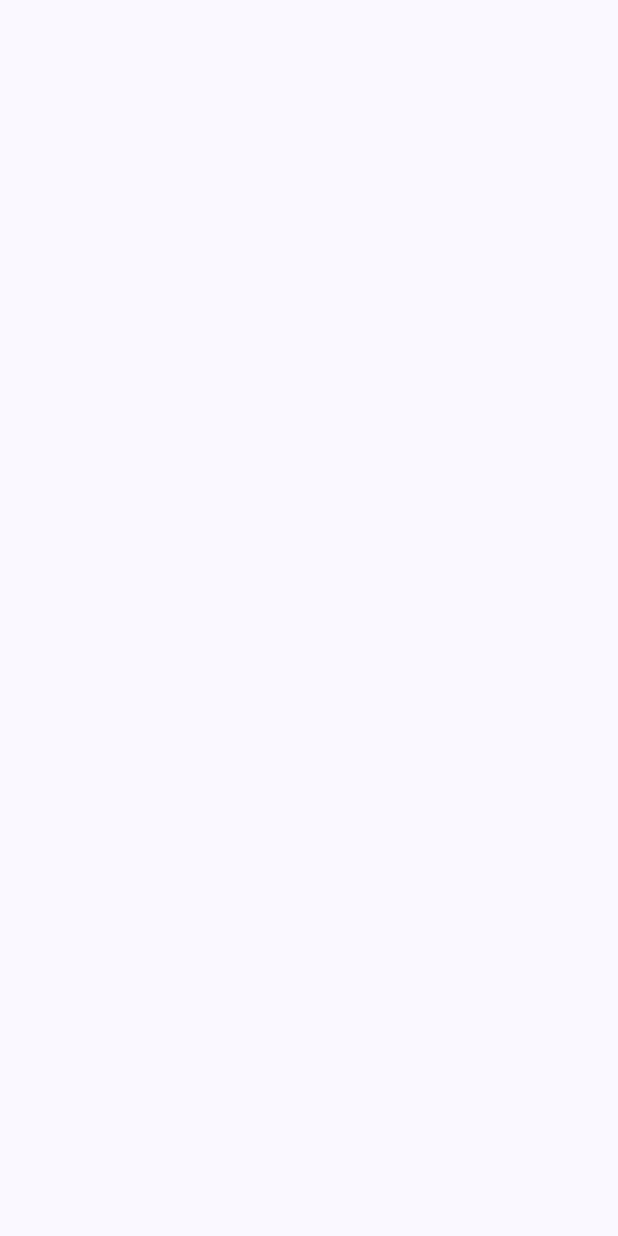
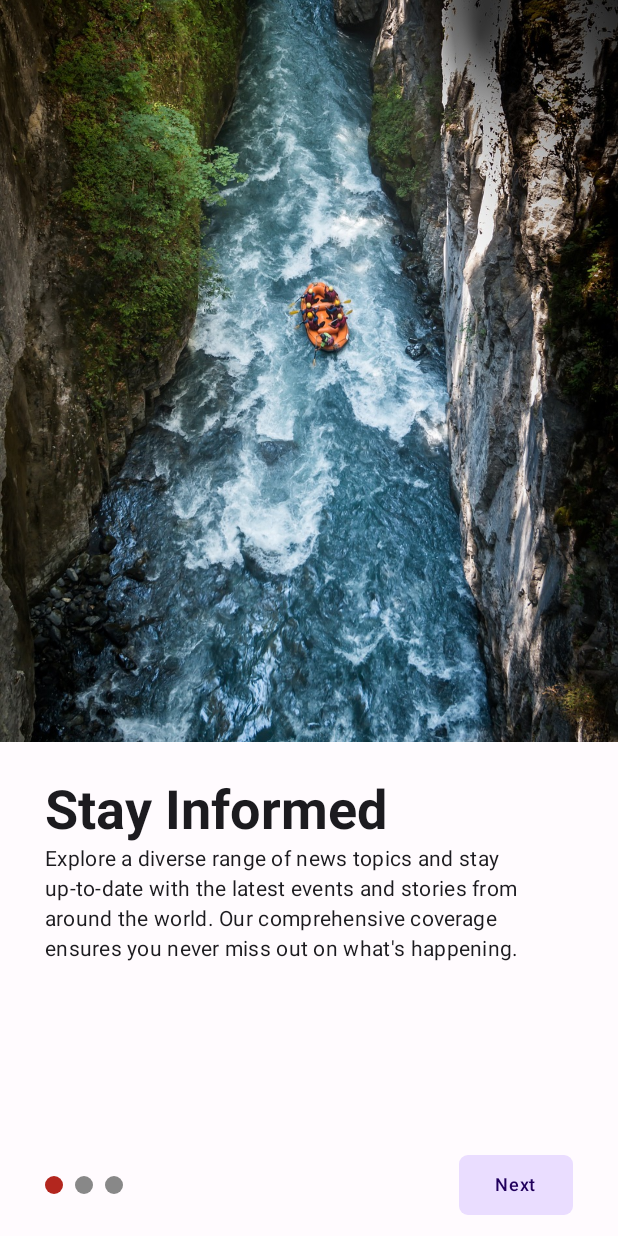
Before and after one commit to kshvkantg/PractiseNewsApp, an Android app built with Jetpack Compose: the screen it shows after launch (MainActivity), on a phone screen of 412 x 824 dp. Before the commit the screen is empty. Run offline under Robolectric (Android 15) with nearby library versions, the phone set to English and light mode, and no system bars.

Commit message:
onboarding Screen Implementation

```diff
--- a/app/src/main/java/com/secondbrain/practisenewsapp/MainActivity.kt
+++ b/app/src/main/java/com/secondbrain/practisenewsapp/MainActivity.kt
@@ -3,6 +3,8 @@ package com.secondbrain.practisenewsapp
 import android.os.Bundle
 import androidx.activity.ComponentActivity
 import androidx.activity.compose.setContent
+import androidx.compose.foundation.background
+import androidx.compose.foundation.layout.Box
 import androidx.compose.foundation.layout.fillMaxSize
 import androidx.compose.material3.MaterialTheme
 import androidx.compose.material3.Surface
@@ -11,20 +13,24 @@ import androidx.compose.runtime.Composable
 import androidx.compose.ui.Modifier
 import androidx.compose.ui.tooling.preview.Preview
 import androidx.core.splashscreen.SplashScreen.Companion.installSplashScreen
+import com.secondbrain.practisenewsapp.presentation.onboarding.OnBoardingScreen
 import com.secondbrain.practisenewsapp.ui.theme.PractiseNewsAppTheme
 
 class MainActivity : ComponentActivity() {
     override fun onCreate(savedInstanceState: Bundle?) {
         super.onCreate(savedInstanceState)
+
         installSplashScreen()
+        //calling splash screen before setting the main activity content
+
         setContent {
             PractiseNewsAppTheme {
                 // A surface container using the 'background' color from the theme
-                Surface(
-                    modifier = Modifier.fillMaxSize(),
-                    color = MaterialTheme.colorScheme.background
-                ) {
-
+                Box(modifier = Modifier
+                    .fillMaxSize()
+                    .background(color = MaterialTheme.colorScheme.background)
+                ){
+                    OnBoardingScreen()
                 }
             }
         }
--- /dev/null
+++ b/app/src/main/java/com/secondbrain/practisenewsapp/presentation/Dimens.kt
@@ -0,0 +1,11 @@
+package com.secondbrain.practisenewsapp.presentation
+
+import androidx.compose.ui.unit.dp
+
+object Dimens {
+    val mediumPadding1 = 24.dp
+    val mediumPadding2 = 30.dp
+    val indicatorBoxSize = 12.dp
+
+    val roundedShapeDimen = 6.dp
+}
--- /dev/null
+++ b/app/src/main/java/com/secondbrain/practisenewsapp/presentation/components/FillButton.kt
@@ -0,0 +1,36 @@
+package com.secondbrain.practisenewsapp.presentation.components
+
+import android.opengl.Visibility
+import android.view.View
+import androidx.compose.foundation.shape.RoundedCornerShape
+import androidx.compose.material3.Button
+import androidx.compose.material3.ButtonDefaults
+import androidx.compose.material3.MaterialTheme
+import androidx.compose.material3.Text
+import androidx.compose.runtime.Composable
+import androidx.compose.ui.text.font.FontWeight
+import com.secondbrain.practisenewsapp.presentation.Dimens
+
+@Composable
+fun FillButton(
+    text: String,
+    isPrimary: Boolean,
+    onClick: () -> Unit,
+) {
+    Button(
+        onClick = onClick,
+        colors = ButtonDefaults.buttonColors(
+            containerColor = if (isPrimary) {
+                MaterialTheme.colorScheme.primaryContainer
+            } else {
+                MaterialTheme.colorScheme.background
+            },
+            contentColor = MaterialTheme.colorScheme.onPrimaryContainer
+        ), shape = RoundedCornerShape(size = Dimens.roundedShapeDimen)
+    ) {
+        Text(
+            text = text,
+            style = MaterialTheme.typography.labelMedium.copy(fontWeight = FontWeight.SemiBold),
+        )
+    }
+}
--- /dev/null
+++ b/app/src/main/java/com/secondbrain/practisenewsapp/presentation/components/PageIndicator.kt
@@ -0,0 +1,32 @@
+package com.secondbrain.practisenewsapp.presentation.components
+
+import androidx.compose.foundation.background
+import androidx.compose.foundation.layout.Arrangement
+import androidx.compose.foundation.layout.Box
+import androidx.compose.foundation.layout.Row
+import androidx.compose.foundation.layout.size
+import androidx.compose.foundation.shape.CircleShape
+import androidx.compose.material3.MaterialTheme
+import androidx.compose.runtime.Composable
+import androidx.compose.ui.Modifier
+import androidx.compose.ui.draw.clip
+import androidx.compose.ui.graphics.Color
+import com.secondbrain.practisenewsapp.presentation.Dimens
+
+@Composable
+fun PageIndicator(
+    modifier: Modifier,
+    pageSize: Int,
+    selectedPage: Int,
+    selectedColor: Color = MaterialTheme.colorScheme.error,
+    unselectedColor: Color = Color.Gray
+) {
+    Row(modifier = modifier, horizontalArrangement = Arrangement.SpaceBetween) {
+        repeat(pageSize) { page ->
+            Box(
+                modifier = Modifier.size(Dimens.indicatorBoxSize).clip(CircleShape)
+                    .background(color = if (page == selectedPage) { selectedColor } else { unselectedColor })
+            )
+        }
+    }
+}
--- /dev/null
+++ b/app/src/main/java/com/secondbrain/practisenewsapp/presentation/onboarding/OnBoardingScreen.kt
@@ -0,0 +1,123 @@
+package com.secondbrain.practisenewsapp.presentation.onboarding
+
+import androidx.compose.foundation.ExperimentalFoundationApi
+import androidx.compose.foundation.layout.Arrangement
+import androidx.compose.foundation.layout.Column
+import androidx.compose.foundation.layout.Row
+import androidx.compose.foundation.layout.Spacer
+import androidx.compose.foundation.layout.fillMaxSize
+import androidx.compose.foundation.layout.fillMaxWidth
+import androidx.compose.foundation.layout.navigationBarsPadding
+import androidx.compose.foundation.layout.padding
+import androidx.compose.foundation.layout.width
+import androidx.compose.foundation.pager.HorizontalPager
+import androidx.compose.foundation.pager.PagerState
+import androidx.compose.foundation.pager.rememberPagerState
+import androidx.compose.runtime.Composable
+import androidx.compose.runtime.State
+import androidx.compose.runtime.derivedStateOf
+import androidx.compose.runtime.remember
+import androidx.compose.runtime.rememberCoroutineScope
+import androidx.compose.ui.Alignment
+import androidx.compose.ui.Modifier
+import androidx.compose.ui.res.stringResource
+import androidx.compose.ui.unit.dp
+import com.secondbrain.practisenewsapp.R
+import com.secondbrain.practisenewsapp.presentation.Dimens
+import com.secondbrain.practisenewsapp.presentation.components.FillButton
+import com.secondbrain.practisenewsapp.presentation.components.PageIndicator
+import com.secondbrain.practisenewsapp.presentation.onboarding.components.OnboardingPageView
+import kotlinx.coroutines.launch
+
+@OptIn(ExperimentalFoundationApi::class)
+@Composable
+fun OnBoardingScreen() {
+    Column(modifier = Modifier.fillMaxSize()) {
+        val pagerState = rememberPagerState(initialPage = 0)
+
+        val buttonState = remember {
+            derivedStateOf {
+                when (pagerState.currentPage) {
+                    0 -> listOf(R.string.empty_string, R.string.next)
+                    1 -> listOf(R.string.back, R.string.next)
+                    2 -> listOf(R.string.back, R.string.get_started)
+                    else -> listOf()
+                }
+            }
+        }
+
+        // Upper part of the screen is view Pager that load versions of Onboarding page
+        //horizontally lower part after spaces is kind of a navigation bar
+
+        HorizontalPager(pageCount = onboardingPages.size, state = pagerState) {
+            OnboardingPageView(modifier = Modifier, page = onboardingPages[it])
+        }
+
+        Spacer(modifier = Modifier.weight(1f))
+
+        // navigation bar
+        Row(
+            modifier = Modifier
+                .padding(horizontal = Dimens.mediumPadding2)
+                .navigationBarsPadding()
+                .fillMaxWidth(),
+            horizontalArrangement = Arrangement.SpaceBetween,
+            verticalAlignment = Alignment.CenterVertically
+        ) {
+
+            PageIndicator(
+                modifier = Modifier.width(52.dp),
+                pageSize = onboardingPages.size,
+                selectedPage = pagerState.currentPage
+            )
+
+            ButtonPallet(
+                modifier = Modifier.padding(vertical = 10.dp),
+                pagerState = pagerState, buttonState = buttonState
+            )
+
+        }
+    }
+}
+
+@OptIn(ExperimentalFoundationApi::class)
+@Composable
+private fun ButtonPallet(
+    modifier: Modifier,
+    pagerState: PagerState,
+    buttonState: State<List<Int>>
+) {
+    Row(
+        horizontalArrangement = Arrangement.Center,
+        modifier = modifier
+    ) {
+        val scope = rememberCoroutineScope()
+
+        if (pagerState.currentPage != 0) {
+            // don't initiate back button in case it's the first page
+            FillButton(
+                text = stringResource(buttonState.value[0]),
+                isPrimary = false
+            ) {
+                scope.launch {
+                    pagerState.animateScrollToPage(pagerState.currentPage - 1)
+                }
+            }
+        }
+
+        FillButton(
+            text = stringResource(buttonState.value[1]),
+            isPrimary = true
+        ) {
+            scope.launch {
+                if (pagerState.currentPage != onboardingPages.size) {
+                    pagerState.animateScrollToPage(pagerState.currentPage + 1)
+                } else {
+                    // in the case of last possible state the forward button would initiate home page
+                }
+            }
+        }
+    }
+}
+
+private const val TAG: String = "OnBoardingScreen"
--- /dev/null
+++ b/app/src/main/java/com/secondbrain/practisenewsapp/presentation/onboarding/OnbaordingPage.kt
@@ -0,0 +1,29 @@
+package com.secondbrain.practisenewsapp.presentation.onboarding
+
+import androidx.annotation.DrawableRes
+import com.secondbrain.practisenewsapp.R
+
+data class OnboardingPage(
+    val title : String,
+    val description : String,
+    @DrawableRes val image : Int
+)
+
+val onboardingPages = listOf(
+    OnboardingPage(
+        title = "Stay Informed",
+        description = "Explore a diverse range of news topics and stay up-to-date with the latest events and stories from around the world. Our comprehensive coverage ensures you never miss out on what's happening.",
+        image = R.drawable.onboarding_page_1
+    ),
+    OnboardingPage(
+        title = "Personalized Feeds",
+        description = "Tailor your news feed to match your interests. Whether you're into politics, technology, sports, or entertainment, our app lets you curate a personalized news experience that matters to you.",
+        image = R.drawable.onboarding_page_2
+    ),
+    OnboardingPage(
+        title = "Breaking News Alerts",
+        description = "Receive timely notifications for breaking news and critical updates. Stay ahead of the curve with instant alerts on significant events, ensuring you're always informed and prepared.",
+        image = R.drawable.onboarding_page_3
+    ),
+    // Add more pages as needed
+)
--- /dev/null
+++ b/app/src/main/java/com/secondbrain/practisenewsapp/presentation/onboarding/components/OnboardingPage.kt
@@ -0,0 +1,77 @@
+package com.secondbrain.practisenewsapp.presentation.onboarding.components
+
+import android.content.res.Configuration.UI_MODE_NIGHT_YES
+import android.content.res.Resources.Theme
+import androidx.compose.foundation.Image
+import androidx.compose.foundation.layout.Column
+import androidx.compose.foundation.layout.Spacer
+import androidx.compose.foundation.layout.fillMaxHeight
+import androidx.compose.foundation.layout.fillMaxWidth
+import androidx.compose.foundation.layout.height
+import androidx.compose.foundation.layout.padding
+import androidx.compose.material3.MaterialTheme
+import androidx.compose.material3.Text
+import androidx.compose.material3.dynamicDarkColorScheme
+import androidx.compose.runtime.Composable
+import androidx.compose.ui.Modifier
+import androidx.compose.ui.layout.ContentScale
+import androidx.compose.ui.res.colorResource
+import androidx.compose.ui.res.painterResource
+import androidx.compose.ui.text.font.FontWeight
+import androidx.compose.ui.tooling.preview.Preview
+import androidx.compose.ui.unit.Dp
+import com.secondbrain.practisenewsapp.R
+import com.secondbrain.practisenewsapp.presentation.Dimens
+import com.secondbrain.practisenewsapp.presentation.onboarding.OnboardingPage
+import com.secondbrain.practisenewsapp.presentation.onboarding.onboardingPages
+import com.secondbrain.practisenewsapp.ui.theme.PractiseNewsAppTheme
+
+@Composable
+fun OnboardingPageView(
+    modifier: Modifier,
+    page : OnboardingPage
+) {
+    Column (
+        modifier = modifier
+    ) {
+        Image(
+            modifier = Modifier
+                .fillMaxWidth()
+                .fillMaxHeight(.6f),
+            painter = painterResource(id = page.image),
+            contentDescription = page.title,
+            contentScale = ContentScale.Crop // Setting image dimensions or
+            // crop ration for different kind of screen resolutions
+        )
+        Spacer(modifier = Modifier.height(Dimens.mediumPadding1))
+
+        Text(
+            text = page.title,
+            modifier = Modifier.padding(horizontal = Dimens.mediumPadding2),
+            style = MaterialTheme.typography.displaySmall.copy(fontWeight = FontWeight.Bold),
+            color = MaterialTheme.colorScheme.onBackground
+        )
+
+        Spacer(modifier = Modifier.height(Dp.Hairline))
+
+        Text(
+            text = page.description,
+            modifier = Modifier.padding(horizontal = Dimens.mediumPadding2),
+            style = MaterialTheme.typography.bodyMedium,
+            color = MaterialTheme.colorScheme.onBackground
+        )
+
+    }
+}
+
+@Preview(showBackground = true)
+@Preview(uiMode = UI_MODE_NIGHT_YES, showBackground = false)
+@Composable
+fun OnBoardingPageReview(){
+    PractiseNewsAppTheme {
+        OnboardingPageView(
+            modifier = Modifier,
+            page = onboardingPages[0]
+        )
+    }
+}
--- a/app/src/main/java/com/secondbrain/practisenewsapp/ui/theme/Color.kt
+++ b/app/src/main/java/com/secondbrain/practisenewsapp/ui/theme/Color.kt
@@ -9,3 +9,8 @@ val Pink80 = Color(0xFFEFB8C8)
 val Purple40 = Color(0xFF6650a4)
 val PurpleGrey40 = Color(0xFF625b71)
 val Pink40 = Color(0xFF7D5260)
+
+val BackgroundColor = Color(0xFFFFFBFE)
+val SurfaceColor = Color(0xFFFFFBFE)
+val OnBackgroundColor = Color(0xFF1C1B1F)
+val OnSurfaceColor = Color(0xFF1C1B1F)
--- a/app/src/main/java/com/secondbrain/practisenewsapp/ui/theme/Theme.kt
+++ b/app/src/main/java/com/secondbrain/practisenewsapp/ui/theme/Theme.kt
@@ -10,6 +10,7 @@ import androidx.compose.material3.dynamicLightColorScheme
 import androidx.compose.material3.lightColorScheme
 import androidx.compose.runtime.Composable
 import androidx.compose.runtime.SideEffect
+import androidx.compose.ui.graphics.Color
 import androidx.compose.ui.graphics.toArgb
 import androidx.compose.ui.platform.LocalContext
 import androidx.compose.ui.platform.LocalView
@@ -18,30 +19,35 @@ import androidx.core.view.WindowCompat
 private val DarkColorScheme = darkColorScheme(
     primary = Purple80,
     secondary = PurpleGrey80,
-    tertiary = Pink80
-)
-
-private val LightColorScheme = lightColorScheme(
-    primary = Purple40,
-    secondary = PurpleGrey40,
-    tertiary = Pink40
-
-    /* Other default colors to override
-    background = Color(0xFFFFFBFE),
-    surface = Color(0xFFFFFBFE),
+    tertiary = Pink80,
+    background = OnBackgroundColor,
+    surface = OnSurfaceColor,
     onPrimary = Color.White,
     onSecondary = Color.White,
     onTertiary = Color.White,
-    onBackground = Color(0xFF1C1B1F),
-    onSurface = Color(0xFF1C1B1F),
-    */
+    onBackground = BackgroundColor,
+    onSurface = SurfaceColor,
+)
+
+
+private val LightColorScheme = lightColorScheme(
+    primary = Purple80,
+    secondary = PurpleGrey80,
+    tertiary = Pink80,
+    background = BackgroundColor,
+    surface = SurfaceColor,
+    onPrimary = Color.White,
+    onSecondary = Color.White,
+    onTertiary = Color.White,
+    onBackground = OnBackgroundColor,
+    onSurface = OnSurfaceColor,
 )
 
 @Composable
 fun PractiseNewsAppTheme(
     darkTheme: Boolean = isSystemInDarkTheme(),
     // Dynamic color is available on Android 12+
-    dynamicColor: Boolean = true,
+    dynamicColor: Boolean = false,
     content: @Composable () -> Unit
 ) {
     val colorScheme = when {
--- a/app/src/main/res/values/strings.xml
+++ b/app/src/main/res/values/strings.xml
@@ -1,3 +1,8 @@
 <resources>
     <string name="app_name">PractiseNewsApp</string>
+
+    <string name="back">Back</string>
+    <string name="next">Next</string>
+    <string name="get_started">Start</string>
+    <string name="empty_string"></string>
 </resources>
```
Also changed, not shown: app/src/main/res/drawable/onboarding_page_1.jpg (added), app/src/main/res/drawable/onboarding_page_2.jpg (added), app/src/main/res/drawable/onboarding_page_3.jpg (added).
